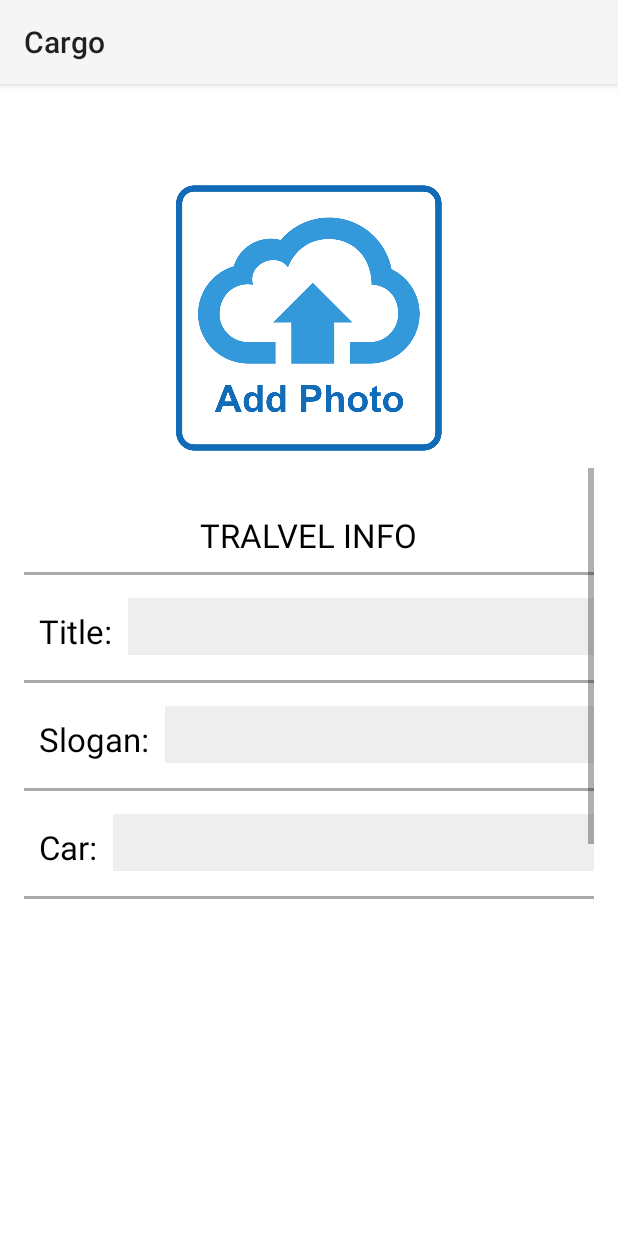
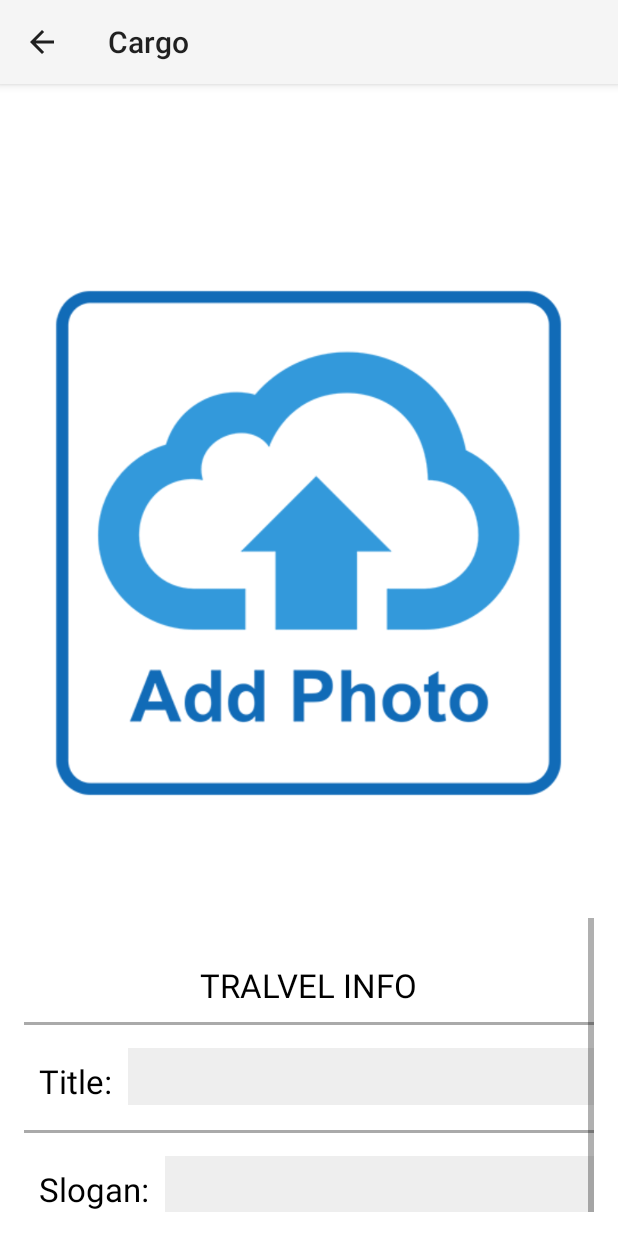
Before and after one commit to VIN-S/Cargo, an Android app: the PostActivity screen opened directly, with no data from a screen before it, on a phone screen of 412 x 824 dp. Run offline under Robolectric (Android 15) with nearby library versions, the phone set to English and light mode, and no system bars.

Commit message:
merge - LH

```diff
--- a/app/src/main/AndroidManifest.xml
+++ b/app/src/main/AndroidManifest.xml
@@ -29,8 +29,10 @@
                 android:name="android.support.PARENT_ACTIVITY"
                 android:value="com.example.vin_s.cargo.MainActivity" />
         </activity>
-        <activity android:name=".PostActivity"
-                  android:theme="@style/AppThemeForSignIn"/>
+        <activity
+            android:name=".PostActivity"
+            android:theme="@style/AppThemeForSignIn"
+            android:parentActivityName=".MainActivity"/>
 
         <activity android:name=".MyProfile"
             android:theme="@style/AppThemeForSignIn"/>
--- a/app/src/main/res/layout/activity_post.xml
+++ b/app/src/main/res/layout/activity_post.xml
@@ -9,15 +9,14 @@
     android:paddingTop="@dimen/activity_vertical_margin"
     android:paddingBottom="@dimen/activity_vertical_margin"
     tools:context="com.example.vin_s.cargo.PostActivity"
-    android:orientation="vertical"
     android:background="#ffffff"
-    android:weightSum="1">
-
+    android:weightSum="1"
+    android:orientation="vertical">
 
 
     <ImageView
-        android:layout_width="200dp"
-        android:layout_height="200dp"
+        android:layout_width="wrap_content"
+        android:layout_height="wrap_content"
         android:layout_marginTop="40dp"
         android:layout_gravity="center_horizontal"
         android:src="@drawable/post_upload"
```
Also changed, not shown: app/src/main/res/drawable/post_upload.png, 1 other file.
